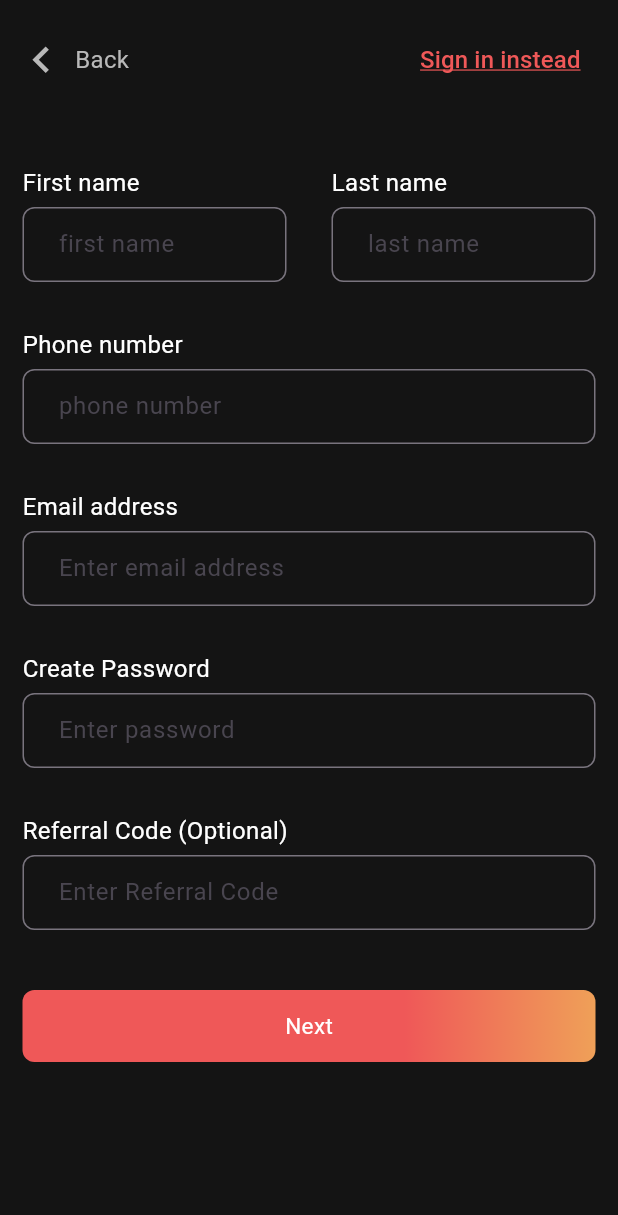
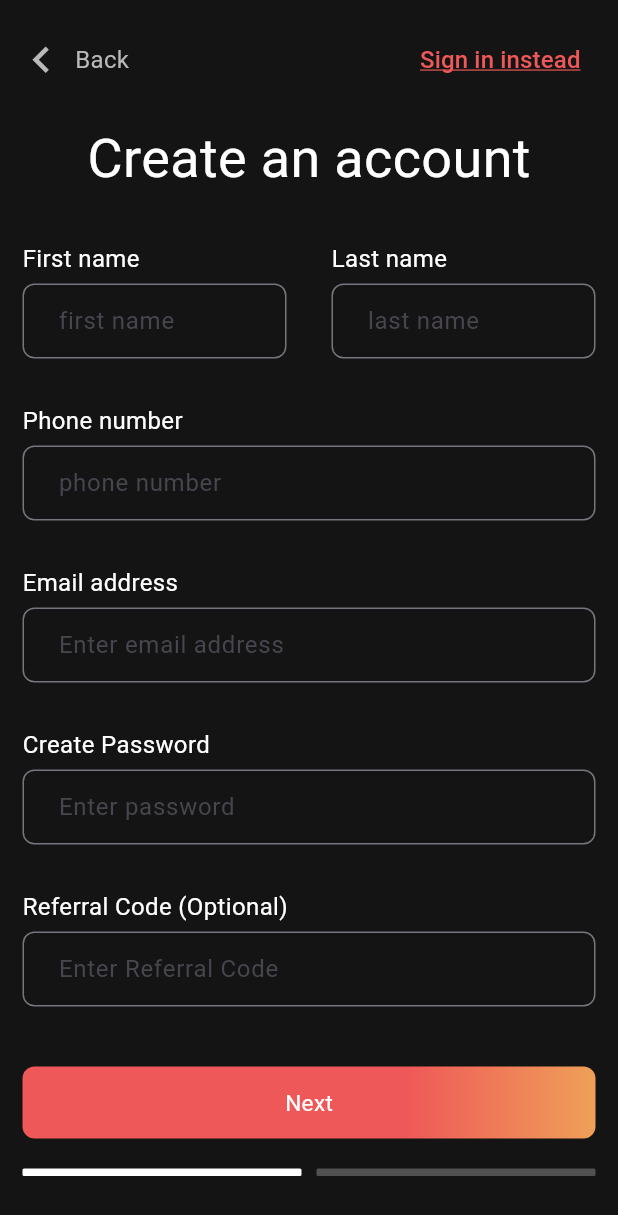
Before and after one commit to dewunmirokeeb/Swd_Mobile_Assessment, a Flutter app: the CreateAccountScreen screen opened directly, on a phone screen of 412 x 824 dp. Shown: the top 1215 px of the screen. Run offline on Flutter 3.47's test engine with Material 3 defaults, Android fonts, the phone set to English and light mode, and no system bars.

Commit message:
update completed auth screen

```diff
--- a/lib/features/Authentication/screens/create_account_screen.dart
+++ b/lib/features/Authentication/screens/create_account_screen.dart
@@ -1,8 +1,10 @@
 import 'package:flutter/material.dart';
 import 'package:swd_mobile_assessment/features/Authentication/screens/verify_account_screen.dart';
 import 'package:swd_mobile_assessment/features/Authentication/widgets/authentication_page_appbar.dart';
+import 'package:swd_mobile_assessment/features/Authentication/widgets/page_indicator.dart';
 import 'package:swd_mobile_assessment/features/components/custom_button.dart';
 import 'package:swd_mobile_assessment/features/components/custom_text_field.dart';
+import 'package:swd_mobile_assessment/features/utils/app_colors.dart';
 
 class CreateAccountScreen extends StatelessWidget {
   const CreateAccountScreen({super.key});
@@ -15,6 +17,13 @@ class CreateAccountScreen extends StatelessWidget {
           children: [
             AUthPageAppBar(
               showAction: true,
+            ),
+            Text(
+              "Create an account",
+              style: TextStyle(
+                fontSize: 36,
+                color: AppColors.whiteColor,
+              ),
             ),
             Expanded(
               child: SignUpForm(),
@@ -89,9 +98,7 @@ class SignUpForm extends StatelessWidget {
             },
           ),
           const SizedBox(height: 20),
-          Row(
-            children: [],
-          ),
+          const PageIndicator(pageIndex: 0),
           const SizedBox(height: 40),
         ],
       ),
--- /dev/null
+++ b/lib/features/Authentication/widgets/page_indicator.dart
@@ -0,0 +1,36 @@
+import 'package:flutter/material.dart';
+import 'package:swd_mobile_assessment/features/utils/app_colors.dart';
+
+class PageIndicator extends StatelessWidget {
+  const PageIndicator({
+    required this.pageIndex,
+    super.key,
+  });
+  final int pageIndex;
+
+  @override
+  Widget build(BuildContext context) {
+    return Padding(
+      padding: const EdgeInsets.symmetric(horizontal: 10),
+      child: Row(
+        children: [
+          ...List.generate(
+            2,
+            (index) => Expanded(
+              child: Container(
+                margin: const EdgeInsets.symmetric(horizontal: 5),
+                height: 5,
+                decoration: BoxDecoration(
+                  borderRadius: BorderRadius.circular(1),
+                  color: pageIndex == index
+                      ? AppColors.whiteColor
+                      : AppColors.black3Color,
+                ),
+              ),
+            ),
+          ),
+        ],
+      ),
+    );
+  }
+}
--- a/pubspec.yaml
+++ b/pubspec.yaml
@@ -10,6 +10,7 @@ dependencies:
     sdk: flutter
   cupertino_icons: ^1.0.8
   flutter_svg: ^2.0.10+1
+  otp_text_field: ^1.1.3
 
 dev_dependencies:
   flutter_test:
```
Also changed, not shown: lib/features/Authentication/screens/verify_account_screen.dart (+58 -5 lines), lib/features/components/custom_otp_text_field.dart (added, +105 -0 lines), pubspec.lock.
